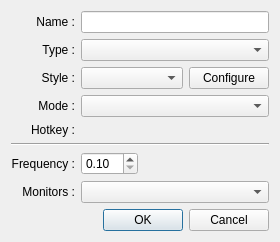
This is src/gui/seteditdialog.ui in mistic100/UMWP-Autochanger as Qt 5 draws it before an edit. The edited form follows.
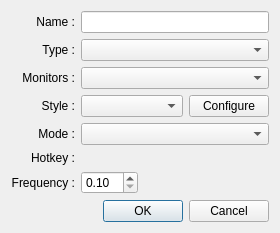
This is the edited form. Icons and pictures are not drawn. Custom widgets are drawn as their Qt base class.

Commit message: Close #20 add monitors choice for sets

The edit to the form file:
```diff
--- a/src/gui/seteditdialog.ui
+++ b/src/gui/seteditdialog.ui
@@ -10,17 +10,63 @@
     <x>0</x>
     <y>0</y>
     <width>280</width>
-    <height>234</height>
+    <height>230</height>
    </rect>
   </property>
   <property name="windowTitle">
    <string>Properties</string>
   </property>
-  <layout class="QGridLayout" name="gridLayout" columnstretch="0,0,0,0">
-   <item row="1" column="1" colspan="3">
+  <layout class="QGridLayout" name="gridLayout">
+   <item row="0" column="0">
+    <widget class="QLabel" name="label_1">
+     <property name="text">
+      <string>Name :</string>
+     </property>
+     <property name="alignment">
+      <set>Qt::AlignRight|Qt::AlignTrailing|Qt::AlignVCenter</set>
+     </property>
+    </widget>
+   </item>
+   <item row="0" column="1">
+    <widget class="QLineEdit" name="inputName"/>
+   </item>
+   <item row="1" column="0">
+    <widget class="QLabel" name="label_2">
+     <property name="text">
+      <string>Type :</string>
+     </property>
+     <property name="alignment">
+      <set>Qt::AlignRight|Qt::AlignTrailing|Qt::AlignVCenter</set>
+     </property>
+    </widget>
+   </item>
+   <item row="1" column="1">
     <widget class="QComboBoxExt" name="selectType"/>
    </item>
-   <item row="2" column="1" colspan="3">
+   <item row="2" column="0">
+    <widget class="QLabel" name="label_6">
+     <property name="text">
+      <string>Monitors :</string>
+     </property>
+     <property name="alignment">
+      <set>Qt::AlignRight|Qt::AlignTrailing|Qt::AlignVCenter</set>
+     </property>
+    </widget>
+   </item>
+   <item row="2" column="1">
+    <widget class="QCheckList" name="selectMonitors"/>
+   </item>
+   <item row="3" column="0">
+    <widget class="QLabel" name="label_3">
+     <property name="text">
+      <string>Style :</string>
+     </property>
+     <property name="alignment">
+      <set>Qt::AlignRight|Qt::AlignTrailing|Qt::AlignVCenter</set>
+     </property>
+    </widget>
+   </item>
+   <item row="3" column="1">
     <layout class="QHBoxLayout" name="horizontalLayout" stretch="1,0">
      <item>
       <widget class="QComboBoxExt" name="selectStyle">
@@ -41,33 +87,7 @@
      </item>
     </layout>
    </item>
-   <item row="8" column="3">
-    <spacer name="horizontalSpacer">
-     <property name="orientation">
-      <enum>Qt::Horizontal</enum>
-     </property>
-     <property name="sizeHint" stdset="0">
-      <size>
-       <width>40</width>
-       <height>20</height>
-      </size>
-     </property>
-    </spacer>
-   </item>
-   <item row="8" column="1">
-    <widget class="QDoubleSpinBox" name="inputFreq">
-     <property name="decimals">
-      <number>2</number>
-     </property>
-     <property name="minimum">
-      <double>0.100000000000000</double>
-     </property>
-     <property name="singleStep">
-      <double>0.100000000000000</double>
-     </property>
-    </widget>
-   </item>
-   <item row="5" column="0">
+   <item row="4" column="0">
     <widget class="QLabel" name="label">
      <property name="text">
       <string>Mode :</string>
@@ -77,7 +97,10 @@
      </property>
     </widget>
    </item>
-   <item row="6" column="0">
+   <item row="4" column="1">
+    <widget class="QComboBoxExt" name="selectMode"/>
+   </item>
+   <item row="5" column="0">
     <widget class="QLabel" name="label_4">
      <property name="text">
       <string>Hotkey :</string>
@@ -87,57 +110,10 @@
      </property>
     </widget>
    </item>
-   <item row="0" column="0">
-    <widget class="QLabel" name="label_1">
-     <property name="text">
-      <string>Name :</string>
-     </property>
-     <property name="alignment">
-      <set>Qt::AlignRight|Qt::AlignTrailing|Qt::AlignVCenter</set>
-     </property>
-    </widget>
+   <item row="5" column="1">
+    <widget class="QHotKeyWidget" name="inputHotkey" native="true"/>
    </item>
-   <item row="2" column="0">
-    <widget class="QLabel" name="label_3">
-     <property name="text">
-      <string>Style :</string>
-     </property>
-     <property name="alignment">
-      <set>Qt::AlignRight|Qt::AlignTrailing|Qt::AlignVCenter</set>
-     </property>
-    </widget>
-   </item>
-   <item row="1" column="0">
-    <widget class="QLabel" name="label_2">
-     <property name="text">
-      <string>Type :</string>
-     </property>
-     <property name="alignment">
-      <set>Qt::AlignRight|Qt::AlignTrailing|Qt::AlignVCenter</set>
-     </property>
-    </widget>
-   </item>
-   <item row="9" column="1" colspan="3">
-    <widget class="QCheckList" name="selectMonitors"/>
-   </item>
-   <item row="8" column="2">
-    <widget class="QPushButton" name="freqHelp">
-     <property name="cursor">
-      <cursorShape>WhatsThisCursor</cursorShape>
-     </property>
-     <property name="text">
-      <string/>
-     </property>
-     <property name="icon">
-      <iconset resource="../UMWP_Autochanger.qrc">
-       <normaloff>:/images/icons/help_color.png</normaloff>:/images/icons/help_color.png</iconset>
-     </property>
-     <property name="flat">
-      <bool>true</bool>
-     </property>
-    </widget>
-   </item>
-   <item row="8" column="0">
+   <item row="6" column="0">
     <widget class="QLabel" name="label_5">
      <property name="text">
       <string>Frequency :</string>
@@ -147,10 +123,54 @@
      </property>
     </widget>
    </item>
-   <item row="0" column="1" colspan="3">
-    <widget class="QLineEdit" name="inputName"/>
+   <item row="6" column="1">
+    <layout class="QHBoxLayout" name="horizontalLayout_2">
+     <item>
+      <widget class="QDoubleSpinBox" name="inputFreq">
+       <property name="decimals">
+        <number>2</number>
+       </property>
+       <property name="minimum">
+        <double>0.100000000000000</double>
+       </property>
+       <property name="singleStep">
+        <double>0.100000000000000</double>
+       </property>
+      </widget>
+     </item>
+     <item>
+      <widget class="QPushButton" name="freqHelp">
+       <property name="cursor">
+        <cursorShape>WhatsThisCursor</cursorShape>
+       </property>
+       <property name="text">
+        <string/>
+       </property>
+       <property name="icon">
+        <iconset resource="../UMWP_Autochanger.qrc">
+         <normaloff>:/images/icons/help_color.png</normaloff>:/images/icons/help_color.png</iconset>
+       </property>
+       <property name="flat">
+        <bool>true</bool>
+       </property>
+      </widget>
+     </item>
+     <item>
+      <spacer name="horizontalSpacer">
+       <property name="orientation">
+        <enum>Qt::Horizontal</enum>
+       </property>
+       <property name="sizeHint" stdset="0">
+        <size>
+         <width>40</width>
+         <height>20</height>
+        </size>
+       </property>
+      </spacer>
+     </item>
+    </layout>
    </item>
-   <item row="10" column="0" colspan="4">
+   <item row="7" column="0" colspan="2">
     <widget class="QDialogButtonBox" name="buttonBox">
      <property name="orientation">
       <enum>Qt::Horizontal</enum>
@@ -160,29 +180,6 @@
      </property>
     </widget>
    </item>
-   <item row="9" column="0">
-    <widget class="QLabel" name="label_6">
-     <property name="text">
-      <string>Monitors :</string>
-     </property>
-     <property name="alignment">
-      <set>Qt::AlignRight|Qt::AlignTrailing|Qt::AlignVCenter</set>
-     </property>
-    </widget>
-   </item>
-   <item row="7" column="0" colspan="4">
-    <widget class="Line" name="line">
-     <property name="orientation">
-      <enum>Qt::Horizontal</enum>
-     </property>
-    </widget>
-   </item>
-   <item row="5" column="1" colspan="3">
-    <widget class="QComboBoxExt" name="selectMode"/>
-   </item>
-   <item row="6" column="1" colspan="3">
-    <widget class="QHotKeyWidget" name="inputHotkey" native="true"/>
-   </item>
   </layout>
  </widget>
  <customwidgets>
```
The commit also changes 20 other files.
